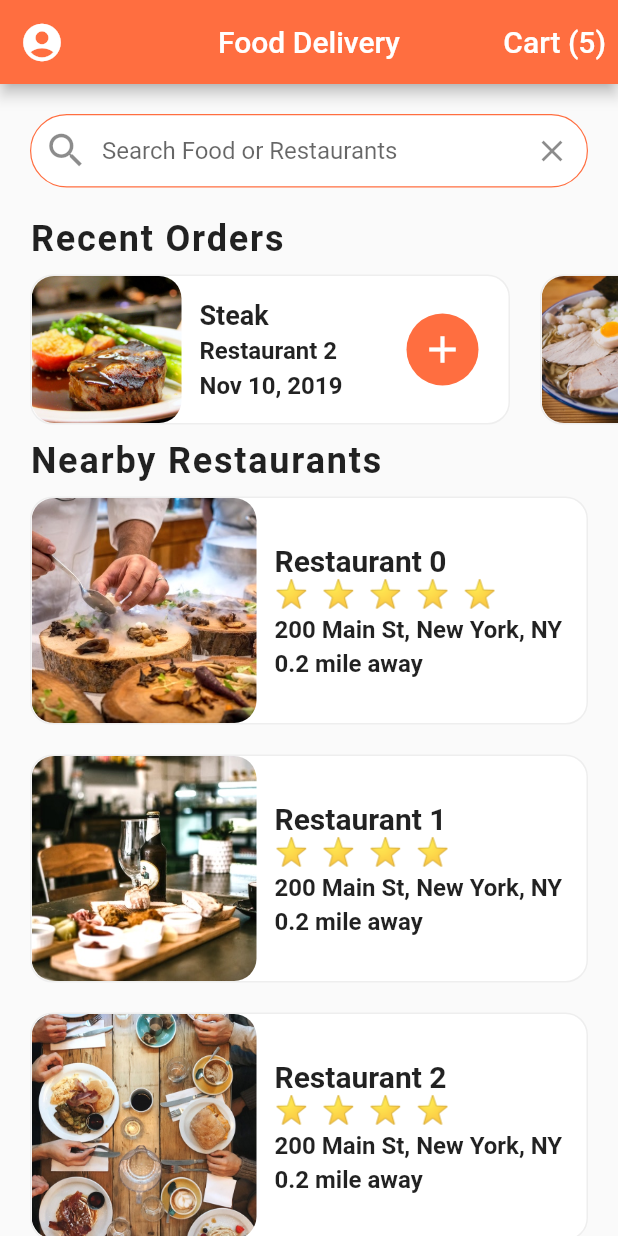
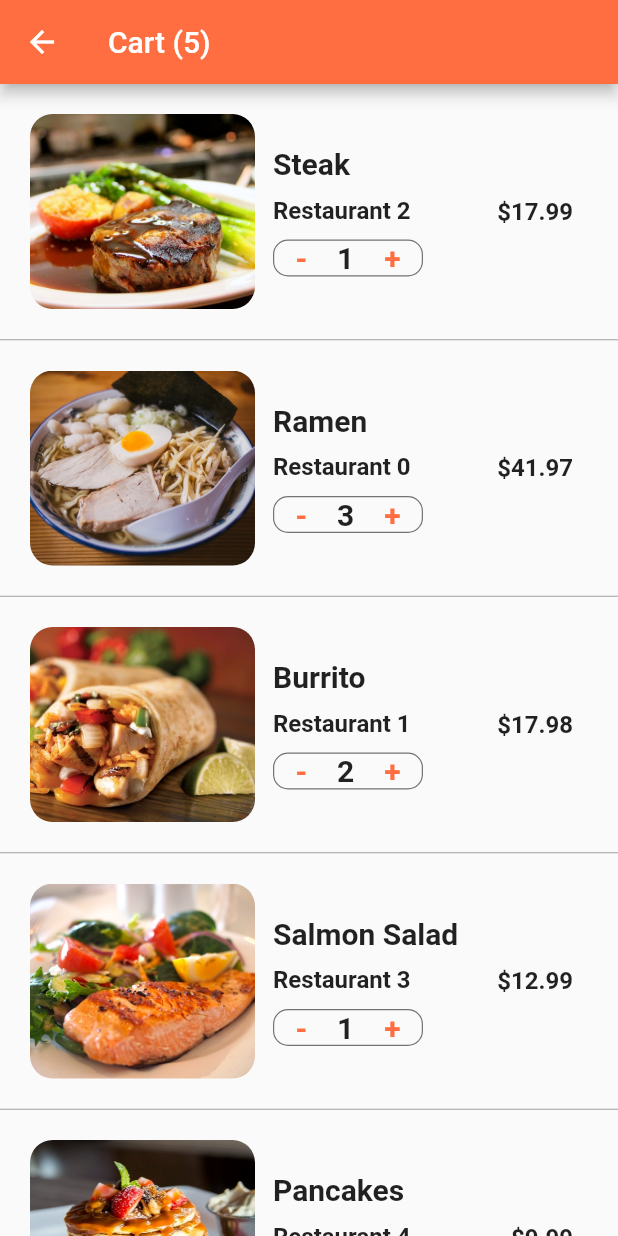
Before and after one commit to pinyada-sengate/flutter_food_delivery, a Flutter app: the screen it shows after launch, after a tap on an icon or button, on a phone screen of 412 x 824 dp. Run offline on Flutter 3.47's test engine with Material 2 defaults, Android fonts, the phone set to English and light mode, and no system bars.

Commit message:
cart screen

```diff
--- /dev/null
+++ b/lib/screens/cart_screen.dart
@@ -0,0 +1,142 @@
+import 'package:flutter/material.dart';
+
+import '../data/data.dart';
+import '../models/order.dart';
+
+class CartScreen extends StatefulWidget {
+  const CartScreen({ Key? key }) : super(key: key);
+
+  @override
+  State<CartScreen> createState() => _CartScreenState();
+}
+
+class _CartScreenState extends State<CartScreen> {
+
+  _buildCartItem(Order order) {
+    return Container(
+      padding: const EdgeInsets.all(20.0),
+      height: 170.0,
+      child: Row(
+        children: <Widget>[
+          Container(
+            width: 150.0,
+            decoration: BoxDecoration(
+              image: DecorationImage(
+                image: AssetImage(order.food.imageUrl),
+                fit: BoxFit.cover,
+              ),
+              borderRadius: BorderRadius.circular(15.0),
+            ),
+          ),
+          Expanded(
+            child: Container(
+              margin: const EdgeInsets.all(12.0),
+              child: Column(
+                mainAxisAlignment: MainAxisAlignment.center,
+                crossAxisAlignment: CrossAxisAlignment.start,
+                children: <Widget>[
+                  Text(
+                    order.food.name,
+                    style: const TextStyle(
+                      fontSize: 20.0,
+                      fontWeight: FontWeight.bold,
+                    ),
+                    overflow: TextOverflow.ellipsis,
+                  ),
+                  const SizedBox(height: 10.0,),
+                  Text(
+                    order.restaurant.name,
+                    style: const TextStyle(
+                      fontSize: 16.0,
+                      fontWeight: FontWeight.w600,
+                    ),
+                    overflow: TextOverflow.ellipsis,
+                  ),
+                  const SizedBox(height: 10.0,),
+                  Container(
+                    width: 100.0,
+                    decoration: BoxDecoration(
+                      borderRadius: BorderRadius.circular(10.0),
+                      border: Border.all(
+                        width: 0.8,
+                        color: Colors.black54,
+                      ),
+                    ),
+                    child: Row(
+                      mainAxisAlignment: MainAxisAlignment.center,
+                      children: <Widget>[
+                        GestureDetector(
+                          onTap: () {},
+                          child: Text(
+                            '-',
+                            style: TextStyle(
+                              color: Theme.of(context).primaryColor,
+                              fontSize: 20.0,
+                              fontWeight: FontWeight.w600,
+                            ),
+                          ),
+                        ),
+                        const SizedBox(width: 20.0,),
+                        Text(
+                          order.quantity.toString(),
+                          style: const TextStyle(
+                            fontSize: 20.0,
+                            fontWeight: FontWeight.w600,
+                          ),
+                        ),
+                        const SizedBox(width: 20.0,),
+                        GestureDetector(
+                          onTap: () {},
+                          child: Text(
+                            '+',
+                            style: TextStyle(
+                              color: Theme.of(context).primaryColor,
+                              fontSize: 20.0,
+                              fontWeight: FontWeight.w600,
+                            ),
+                          ),
+                        ),
+                      ],
+                    ),
+                  ),
+                ],
+              ),
+            ),
+          ),
+          Container(
+            margin: const EdgeInsets.all(10.0),
+            child: Text(
+              '\$${order.quantity * order.food.price}',
+              style: const TextStyle(
+                fontSize: 16.0,
+                fontWeight: FontWeight.w600,
+              ),
+            ),
+          ),
+        ],
+      ),
+    );
+  }
+
+  @override
+  Widget build(BuildContext context) {
+    return Scaffold(
+      appBar: AppBar(
+        title: Text('Cart (${currentUser.cart.length})'),
+      ),
+      body: ListView.separated(
+        itemBuilder: (BuildContext context, int index) {
+          Order order = currentUser.orders[index];
+          return _buildCartItem(order);
+        },
+        separatorBuilder: (BuildContext context, int index) {
+          return const Divider(
+            height: 1.0,
+            color: Colors.grey,
+          );
+        },
+        itemCount: currentUser.cart.length,
+      ),
+    );
+  }
+}
--- a/lib/screens/home_screen.dart
+++ b/lib/screens/home_screen.dart
@@ -5,6 +5,7 @@ import 'package:flutter_food_delivery/screens/restaurant_screen.dart';
 import 'package:flutter_food_delivery/widgets/recent_orders.dart';
 
 import '../widgets/rating_stars.dart';
+import 'cart_screen.dart';
 
 class HomeScreen extends StatefulWidget {
   const HomeScreen({ Key? key }) : super(key: key);
@@ -111,7 +112,12 @@ class _HomeScreenState extends State<HomeScreen> {
         centerTitle: true,
         actions: <Widget>[
           TextButton(
-            onPressed: () {},
+            onPressed: () => Navigator.push(
+              context,
+              MaterialPageRoute(
+                builder: (_) => CartScreen(),
+              ),
+            ),
             child: Text(
               'Cart (${currentUser.cart.length})',
               style: const TextStyle(
```
